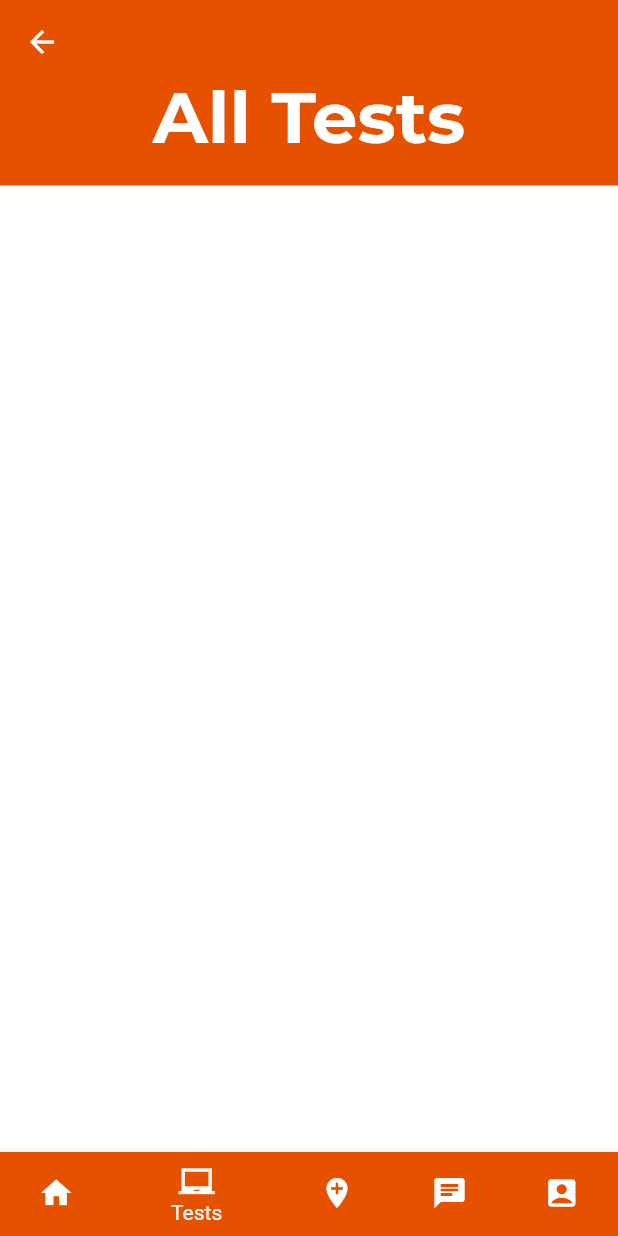
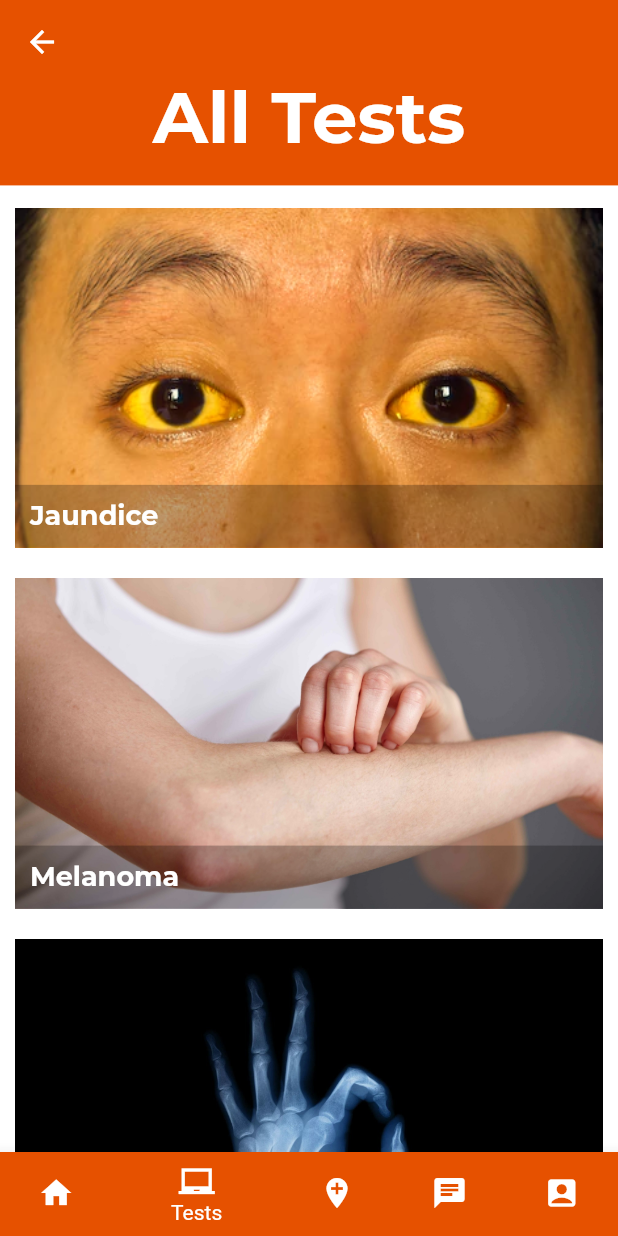
Before and after one commit to amlannandy/MedLife, a Flutter app: the TabsNavScreen screen opened directly, item 2 of the bottom bar chosen, on a phone screen of 412 x 824 dp. Run offline on Flutter 3.47's test engine with Material 2 defaults, Android fonts, the phone set to English and light mode, and no system bars; our stand-ins replace cloud_firestore, fluttertoast, google_maps_flutter, image_picker; missing offline and left inert: flutter_dialogflow; accounts and stored records are empty; project files that could hold a hidden picture were left out.

Commit message:
Added Appointment Booking Feature, Tests Screen, Testing Screen

```diff
--- /dev/null
+++ b/lib/models/Test.dart
@@ -0,0 +1,8 @@
+class TestData {
+
+  final String result;
+  final String imageUrl;
+
+  TestData(this.result, this.imageUrl);
+
+}
--- /dev/null
+++ b/lib/providers/tests.dart
@@ -0,0 +1,11 @@
+import 'package:flutter/material.dart';
+
+import '../models/Test.dart';
+
+class Tests with ChangeNotifier {
+
+  List<TestData> _tests;
+
+
+
+}
--- a/lib/screens/tests_screen.dart
+++ b/lib/screens/tests_screen.dart
@@ -1,4 +1,6 @@
 import 'package:flutter/material.dart';
+
+import '../widgets/test_card.dart';
 
 class TestsScreen extends StatelessWidget {
   @override
@@ -16,6 +18,25 @@ class TestsScreen extends StatelessWidget {
             centerTitle: true,
           ),
         ),
+        SliverList(
+          delegate: SliverChildListDelegate.fixed(
+            [
+              SizedBox(height: 5),
+              TestCard(
+                "Jaundice",
+                "assets/images/jaundice.png",
+              ),
+              TestCard(
+                "Melanoma",
+                "assets/images/melanoma.jpg",
+              ),
+              TestCard(
+                "Wrist Fractures",
+                "assets/images/wrist_fractures.jpg",
+              ),
+            ]
+          )
+        )
       ],
     );
   }
--- /dev/null
+++ b/lib/widgets/test_card.dart
@@ -0,0 +1,38 @@
+import 'package:flutter/material.dart';
+
+import '../screens/testing_screen.dart';
+
+class TestCard extends StatelessWidget {
+
+  final String name;
+  final String image;
+
+  TestCard(this.name, this.image);
+
+  @override
+  Widget build(BuildContext context) {
+    return InkWell(
+      onTap: () {
+        Navigator.of(context).pushNamed(TestingScreen.routeName, arguments: name);
+      },
+      child: Container(
+        margin: const EdgeInsets.all(10),
+        child: Stack(
+          alignment: Alignment.bottomCenter,
+          children: <Widget>[
+            Image.asset(image),
+            Container(
+              width: double.infinity,
+              color: Colors.black26,
+              padding: const EdgeInsets.all(10),
+              child: Text(
+                name,
+                style: Theme.of(context).textTheme.display3,
+              ),
+            )
+          ],
+        )
+      ),
+    );
+  }
+}
```
Also changed, not shown: lib/main.dart (+6 -4 lines), lib/screens/appointment_form_screen.dart (added, +199 -0 lines), lib/screens/hospital_details_screen.dart (+9 -8 lines), lib/screens/testing_screen.dart (added, +52 -0 lines), lib/widgets/image_input.dart (added, +91 -0 lines), pubspec.yaml (+11 -0 lines), assets/images/jaundice.png (added), assets/images/melanoma.jpg (added), assets/images/wrist_fractures.jpg (added), pubspec.lock.
